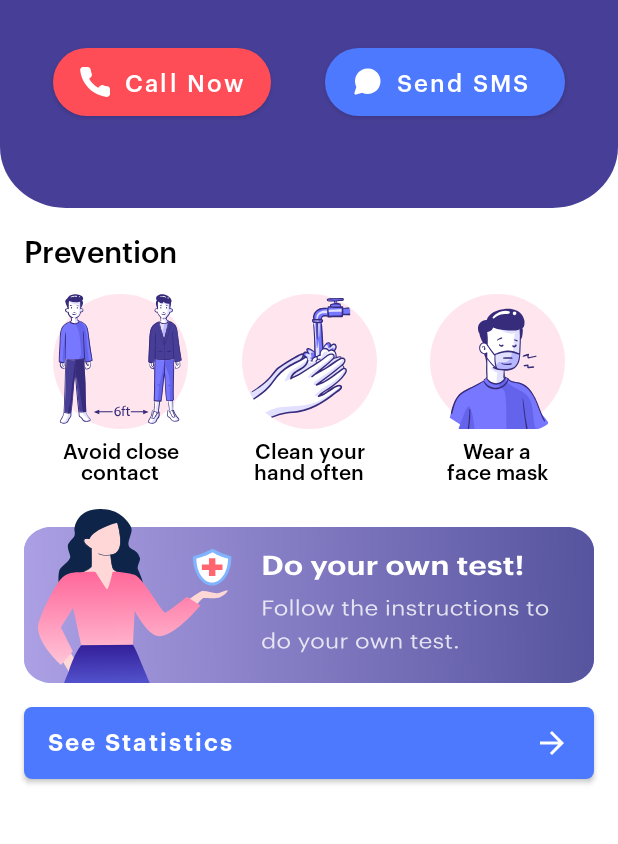
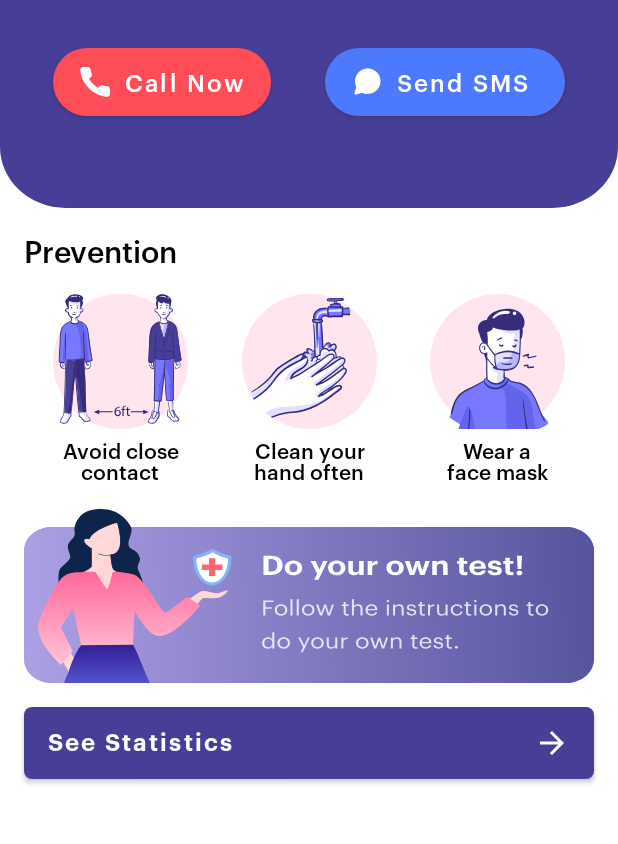
Before and after one commit to ETS-Android1/covid-19-android-app, an Android app: the screen it shows after launch (MainActivity), on a phone screen of 412 x 824 dp, the part 337-1181 px from its top. Run offline under Robolectric (Android 15) with nearby library versions, the phone set to English and light mode, and no system bars.

Commit message:
changed theme and status bar color

```diff
--- a/app/src/main/res/layout/activity_main.xml
+++ b/app/src/main/res/layout/activity_main.xml
@@ -263,7 +263,6 @@
         app:layout_constraintHorizontal_bias="0.477"
         app:layout_constraintStart_toStartOf="parent"
         app:layout_constraintTop_toBottomOf="@+id/imageView6"
-        tools:ignore="RtlSymmetry"
-        style="@style/BlueColorButton" />
+        tools:ignore="RtlSymmetry" />
 
 </androidx.constraintlayout.widget.ConstraintLayout>
--- a/app/src/main/res/values/colors.xml
+++ b/app/src/main/res/values/colors.xml
@@ -3,6 +3,7 @@
     <color name="purple_200">#FFBB86FC</color>
     <color name="purple_500">#FF6200EE</color>
     <color name="purple_700">#FF3700B3</color>
+    <color name="purple_theme">#473F97</color>
     <color name="teal_200">#FF03DAC5</color>
     <color name="teal_700">#FF018786</color>
     <color name="black">#FF000000</color>
--- a/app/src/main/res/values/themes.xml
+++ b/app/src/main/res/values/themes.xml
@@ -2,7 +2,7 @@
     <!-- Base application theme. -->
     <style name="Theme.Covid19AndroidApp" parent="Theme.MaterialComponents.DayNight.NoActionBar">
         <!-- Primary brand color. -->
-        <item name="colorPrimary">@color/purple_500</item>
+        <item name="colorPrimary">@color/purple_theme</item>
         <item name="colorPrimaryVariant">@color/purple_700</item>
         <item name="colorOnPrimary">@color/white</item>
         <!-- Secondary brand color. -->
@@ -10,7 +10,7 @@
         <item name="colorSecondaryVariant">@color/teal_700</item>
         <item name="colorOnSecondary">@color/black</item>
         <!-- Status bar color. -->
-        <item name="android:statusBarColor" tools:targetApi="l">?attr/colorPrimaryVariant</item>
+        <item name="android:statusBarColor" tools:targetApi="l">?attr/colorPrimary</item>
         <!-- Customize your theme here. -->
     </style>
 
```
